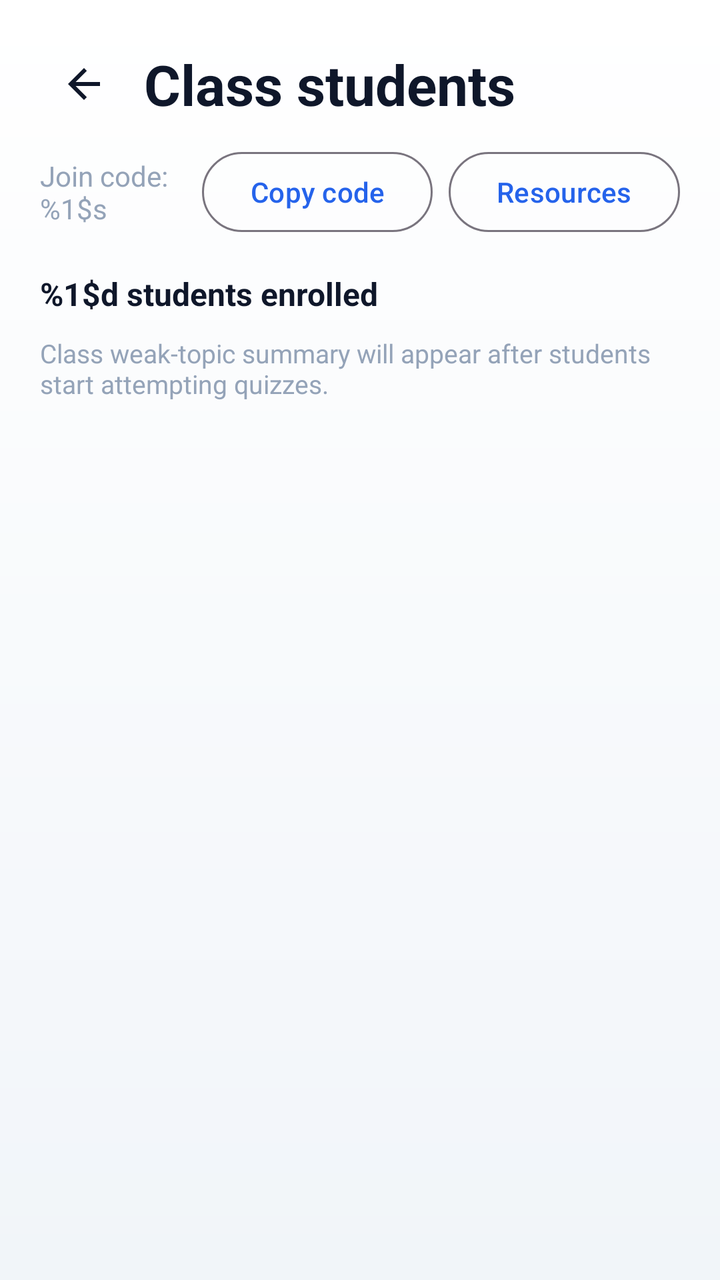
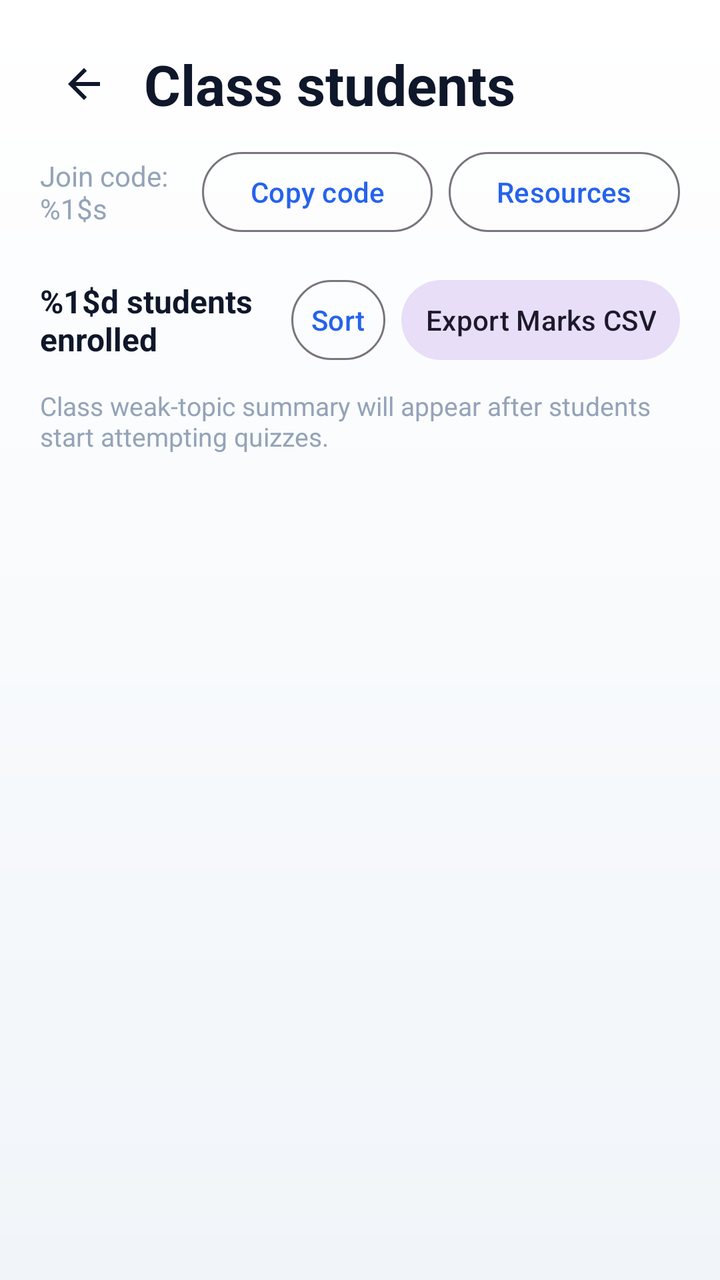

Compare the two renders of this Android layout. The source of the first and the diff that turns it into the second are given below.
<!-- AndroidManifest.xml: application theme Theme.DSA -->
<!-- res/layout/activity_class_students.xml -->
<?xml version="1.0" encoding="utf-8"?>
<LinearLayout xmlns:android="http://schemas.android.com/apk/res/android"
    android:id="@+id/class_students_root"
    android:layout_width="match_parent"
    android:layout_height="match_parent"
    android:background="@drawable/main_background"
    android:orientation="vertical"
    android:padding="20dp">

    <LinearLayout
        android:layout_width="match_parent"
        android:layout_height="wrap_content"
        android:gravity="center_vertical"
        android:orientation="horizontal">

        <ImageButton
            android:id="@+id/class_students_back_button"
            android:layout_width="44dp"
            android:layout_height="44dp"
            android:background="@android:color/transparent"
            android:contentDescription="@string/classroom_back"
            android:padding="10dp"
            android:src="@drawable/ic_arrow_back"
            android:tint="@color/text_primary_bright" />

        <TextView
            android:id="@+id/class_students_title_text"
            android:layout_width="0dp"
            android:layout_height="wrap_content"
            android:layout_marginStart="8dp"
            android:layout_weight="1"
            android:text="@string/class_students_title"
            android:textColor="@color/text_primary_bright"
            android:textSize="28sp"
            android:textStyle="bold" />
    </LinearLayout>

    <LinearLayout
        android:layout_width="match_parent"
        android:layout_height="wrap_content"
        android:layout_marginTop="8dp"
        android:gravity="center_vertical"
        android:orientation="horizontal">

        <TextView
            android:id="@+id/class_students_subtitle_text"
            android:layout_width="0dp"
            android:layout_height="wrap_content"
            android:layout_weight="1"
            android:text="@string/class_students_subtitle"
            android:textColor="@color/text_muted"
            android:textSize="14sp" />

        <com.google.android.material.button.MaterialButton
            android:id="@+id/class_students_copy_code_button"
            style="@style/Widget.Material3.Button.OutlinedButton"
            android:layout_width="wrap_content"
            android:layout_height="wrap_content"
            android:layout_marginStart="12dp"
            android:minWidth="0dp"
            android:text="@string/classroom_copy_code" />

        <com.google.android.material.button.MaterialButton
            android:id="@+id/class_students_resources_button"
            style="@style/Widget.Material3.Button.OutlinedButton"
            android:layout_width="wrap_content"
            android:layout_height="wrap_content"
            android:layout_marginStart="8dp"
            android:minWidth="0dp"
            android:text="@string/class_resources_button" />
    </LinearLayout>
    <TextView
        android:id="@+id/class_students_summary_text"
        android:layout_width="match_parent"
        android:layout_height="wrap_content"
        android:layout_marginTop="16dp"
        android:text="@string/class_students_summary"
        android:textColor="@color/text_primary_bright"
        android:textSize="16sp"
        android:textStyle="bold" />

    <TextView
        android:id="@+id/class_students_weak_topics_text"
        android:layout_width="match_parent"
        android:layout_height="wrap_content"
        android:layout_marginTop="10dp"
        android:text="@string/class_students_weak_topics_empty"
        android:textColor="@color/text_muted_soft"
        android:textSize="13sp" />

    <ProgressBar
        android:id="@+id/class_students_loading"
        android:layout_width="wrap_content"
        android:layout_height="wrap_content"
        android:layout_gravity="center_horizontal"
        android:layout_marginTop="16dp"
        android:indeterminate="true" />

    <TextView
        android:id="@+id/class_students_empty_text"
        android:layout_width="match_parent"
        android:layout_height="wrap_content"
        android:layout_marginTop="12dp"
        android:text="@string/class_students_empty"
        android:textColor="@color/text_muted_soft"
        android:textSize="14sp"
        android:visibility="gone" />

    <androidx.recyclerview.widget.RecyclerView
        android:id="@+id/class_students_recycler_view"
        android:layout_width="match_parent"
        android:layout_height="0dp"
        android:layout_marginTop="12dp"
        android:layout_weight="1"
        android:clipToPadding="false"
        android:paddingBottom="12dp" />

</LinearLayout>
<!-- resources referenced by this layout -->
<resources>
  <color name="text_muted">#94A3B8</color>
  <color name="text_muted_soft">#94A3B8</color>
  <color name="text_primary_bright">#0F172A</color>
  <!-- drawable ic_arrow_back (drawable) -->
  <vector xmlns:android="http://schemas.android.com/apk/res/android"
      android:width="24dp"
      android:height="24dp"
      android:viewportWidth="24"
      android:viewportHeight="24"
      android:tint="#F8FAFC">
      <path
          android:fillColor="@android:color/white"
          android:pathData="M20,11H7.83l5.59,-5.59L12,4l-8,8l8,8l1.41,-1.41L7.83,13H20v-2z"/>
  </vector>
  <!-- drawable main_background (drawable) -->
  <?xml version="1.0" encoding="utf-8"?>
  <shape xmlns:android="http://schemas.android.com/apk/res/android">
      <gradient
          android:angle="270"
          android:startColor="@color/window_bg_start"
          android:endColor="@color/window_bg_end"
          android:type="linear" />
  </shape>
  <string name="class_resources_button">Resources</string>
  <string name="class_students_empty">No students have joined this class yet.</string>
  <string name="class_students_subtitle">Join code: %1$s</string>
  <string name="class_students_summary">%1$d students enrolled</string>
  <string name="class_students_title">Class students</string>
  <string name="class_students_weak_topics_empty">Class weak-topic summary will appear after students start attempting quizzes.</string>
  <string name="classroom_back">Back</string>
  <string name="classroom_copy_code">Copy code</string>
  <style name="Theme.DSA" parent="Base.Theme.DSA" />
  <color name="window_bg_start">#FFFFFF</color>
  <color name="window_bg_end">#F1F5F9</color>
  <style name="Base.Theme.DSA" parent="Theme.Material3.DayNight.NoActionBar">
          
          <item name="colorPrimary">@color/brand_blue</item>
          <item name="colorSecondary">@color/amber_500</item>
          <item name="colorTertiary">@color/emerald_500</item>
  
          
          <item name="android:statusBarColor">@android:color/transparent</item>
          <item name="android:navigationBarColor">@android:color/transparent</item>
          <item name="android:windowLightStatusBar" tools:targetApi="m">true</item>
          <item name="android:windowLightNavigationBar" tools:targetApi="o_mr1">true</item>
  
          
          <item name="android:windowBackground">@color/window_background</item>
          <item name="android:colorBackground">@color/window_background</item>
          <item name="colorSurface">@color/surface_card</item>
          <item name="colorOnSurface">@color/text_primary_bright</item>
          <item name="android:textColor">@color/text_primary_bright</item>
          <item name="android:textColorPrimary">@color/text_primary_bright</item>
          <item name="android:textColorSecondary">@color/text_secondary</item>
      </style>
  <color name="brand_blue">#2563EB</color>
  <color name="amber_500">#F59E0B</color>
  <color name="emerald_500">#10B981</color>
  <color name="window_background">#F8FAFC</color>
  <color name="surface_card">#FFFFFF</color>
  <color name="text_secondary">#475569</color>
</resources>

<!-- the commit's change to res/layout/activity_class_students.xml (unified diff, before → after) -->
@@ -69,15 +69,42 @@
             android:minWidth="0dp"
             android:text="@string/class_resources_button" />
     </LinearLayout>
-    <TextView
-        android:id="@+id/class_students_summary_text"
+    <LinearLayout
         android:layout_width="match_parent"
         android:layout_height="wrap_content"
         android:layout_marginTop="16dp"
-        android:text="@string/class_students_summary"
-        android:textColor="@color/text_primary_bright"
-        android:textSize="16sp"
-        android:textStyle="bold" />
+        android:gravity="center_vertical"
+        android:orientation="horizontal">
+
+        <TextView
+            android:id="@+id/class_students_summary_text"
+            android:layout_width="0dp"
+            android:layout_height="wrap_content"
+            android:layout_weight="1"
+            android:text="@string/class_students_summary"
+            android:textColor="@color/text_primary_bright"
+            android:textSize="16sp"
+            android:textStyle="bold" />
+
+        <com.google.android.material.button.MaterialButton
+            android:id="@+id/class_students_sort_button"
+            style="@style/Widget.Material3.Button.OutlinedButton"
+            android:layout_width="wrap_content"
+            android:layout_height="wrap_content"
+            android:minWidth="0dp"
+            android:paddingHorizontal="10dp"
+            android:text="@string/class_students_sort_button" />
+
+        <com.google.android.material.button.MaterialButton
+            android:id="@+id/class_students_export_button"
+            style="@style/Widget.Material3.Button.TonalButton"
+            android:layout_width="wrap_content"
+            android:layout_height="wrap_content"
+            android:layout_marginStart="8dp"
+            android:minWidth="0dp"
+            android:paddingHorizontal="12dp"
+            android:text="@string/class_students_export_button" />
+    </LinearLayout>
 
     <TextView
         android:id="@+id/class_students_weak_topics_text"
<!-- resource entries referenced after the edit -->
@@ -25,6 +25,8 @@
   </shape>
   <string name="class_resources_button">Resources</string>
   <string name="class_students_empty">No students have joined this class yet.</string>
+  <string name="class_students_export_button">Export Marks CSV</string>
+  <string name="class_students_sort_button">Sort</string>
   <string name="class_students_subtitle">Join code: %1$s</string>
   <string name="class_students_summary">%1$d students enrolled</string>
   <string name="class_students_title">Class students</string>
